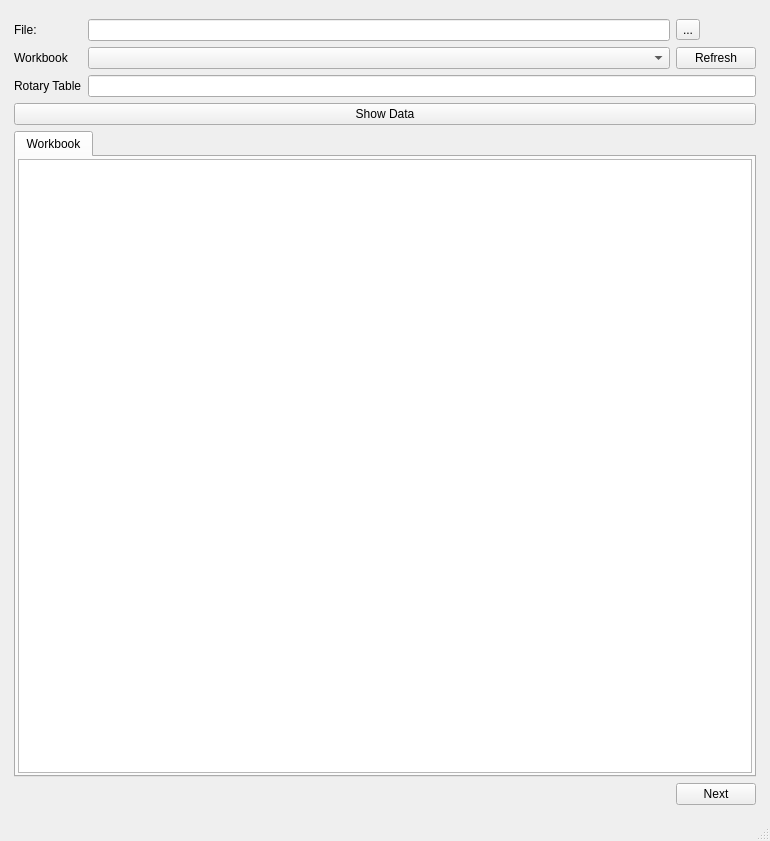
This is src/main/python/gui/MainWindowOnyx.ui in albano-a/onyx as Qt 5 draws it before an edit. The edited form follows.
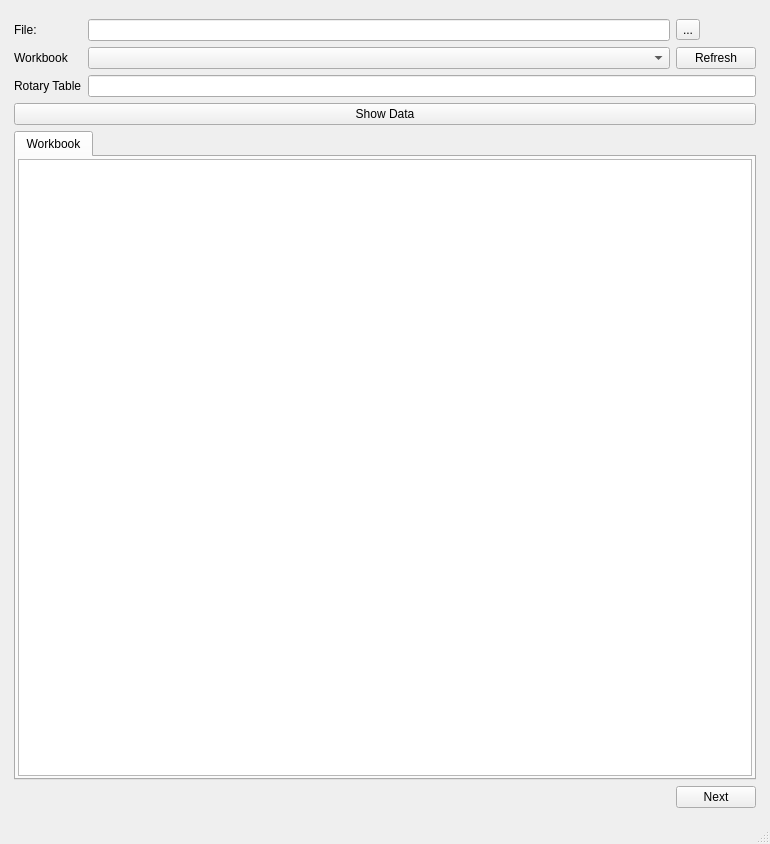
This is the edited form.

Commit message: fix: Fixed all the problems and successfully changed the UI

```diff
--- a/src/main/python/gui/MainWindowOnyx.ui
+++ b/src/main/python/gui/MainWindowOnyx.ui
@@ -7,7 +7,7 @@
     <x>0</x>
     <y>0</y>
     <width>770</width>
-    <height>841</height>
+    <height>844</height>
    </rect>
   </property>
   <property name="windowTitle">
```
The commit also changes 1 other file.
